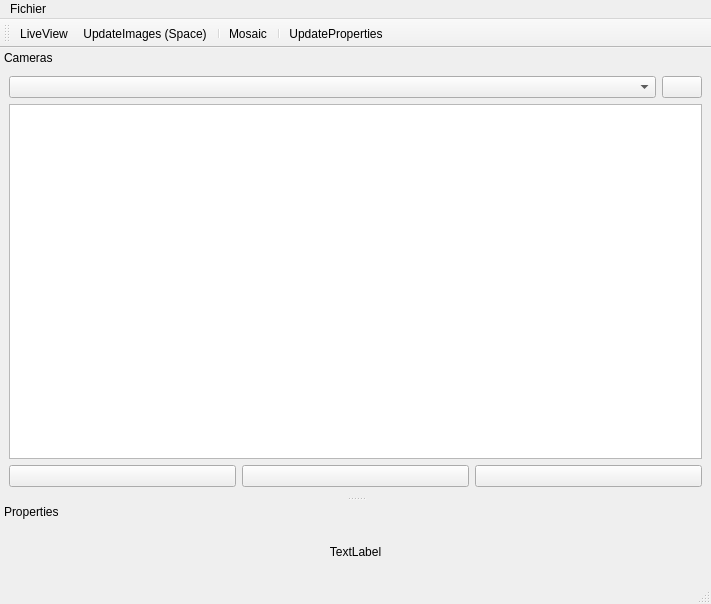
This is ProjetNorvege/mainwindow.ui in Antoinephi/Project-Norway as Qt 5 draws it before an edit. The edited form follows.
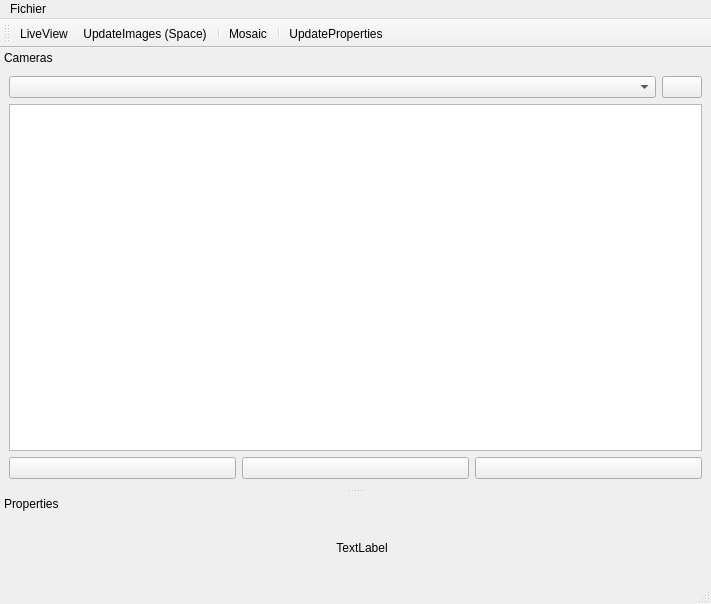
This is the edited form. Icons and pictures are not drawn.

Patch:
```diff
--- a/ProjetNorvege/mainwindow.ui
+++ b/ProjetNorvege/mainwindow.ui
@@ -155,6 +155,9 @@
        </property>
        <item>
         <widget class="QPushButton" name="addGroup">
+         <property name="enabled">
+          <bool>true</bool>
+         </property>
          <property name="toolTip">
           <string>Add group</string>
          </property>
@@ -171,6 +174,15 @@
            <height>24</height>
           </size>
          </property>
+         <property name="autoDefault">
+          <bool>false</bool>
+         </property>
+         <property name="default">
+          <bool>false</bool>
+         </property>
+         <property name="flat">
+          <bool>false</bool>
+         </property>
         </widget>
        </item>
        <item>
@@ -234,6 +246,28 @@
    <widget class="QWidget" name="dockWidgetContents_2">
     <layout class="QVBoxLayout" name="verticalLayout_2">
      <item>
+      <layout class="QHBoxLayout" name="horizontalLayout_3">
+       <item>
+        <spacer name="horizontalSpacer">
+         <property name="orientation">
+          <enum>Qt::Horizontal</enum>
+         </property>
+         <property name="sizeHint" stdset="0">
+          <size>
+           <width>40</width>
+           <height>20</height>
+          </size>
+         </property>
+        </spacer>
+       </item>
+       <item>
+        <widget class="QLabel" name="propertiesIcon">
+         <property name="text">
+          <string notr="true"/>
+         </property>
+        </widget>
+       </item>
+       <item>
       <widget class="QLabel" name="label">
        <property name="layoutDirection">
         <enum>Qt::LeftToRight</enum>
@@ -245,6 +279,21 @@
         <set>Qt::AlignCenter</set>
        </property>
       </widget>
+       </item>
+       <item>
+        <spacer name="horizontalSpacer_2">
+         <property name="orientation">
+          <enum>Qt::Horizontal</enum>
+         </property>
+         <property name="sizeHint" stdset="0">
+          <size>
+           <width>40</width>
+           <height>20</height>
+          </size>
+         </property>
+        </spacer>
+       </item>
+      </layout>
      </item>
      <item>
       <layout class="QVBoxLayout" name="propertiesContainer"/>
```
Lines whose indentation alone changed are shown as unchanged.
